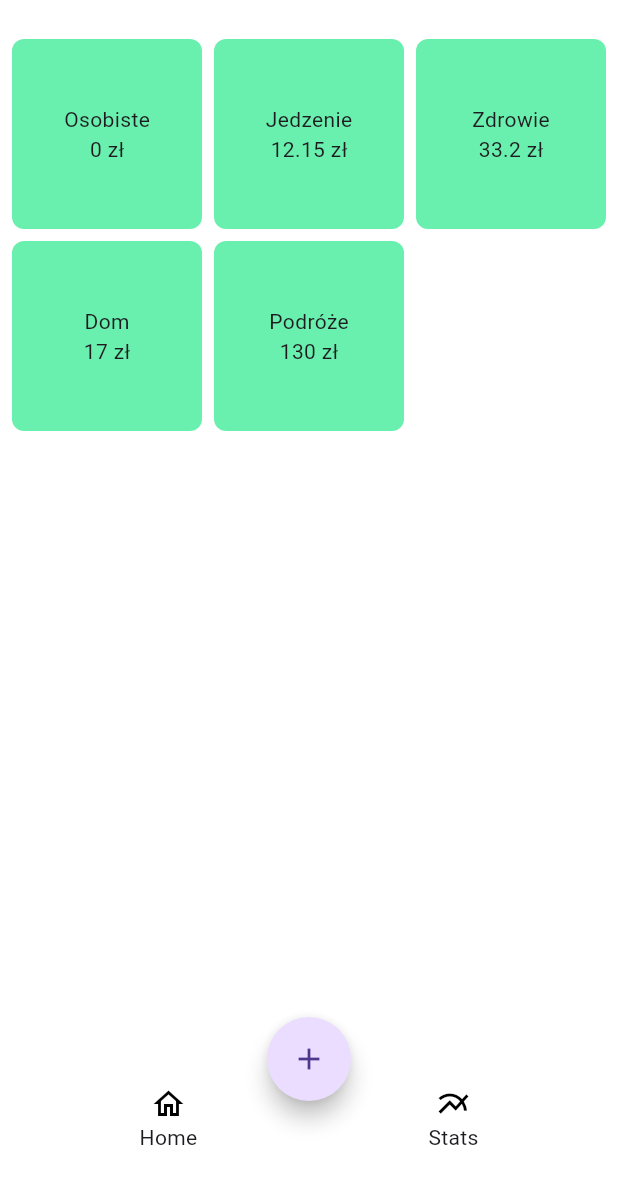
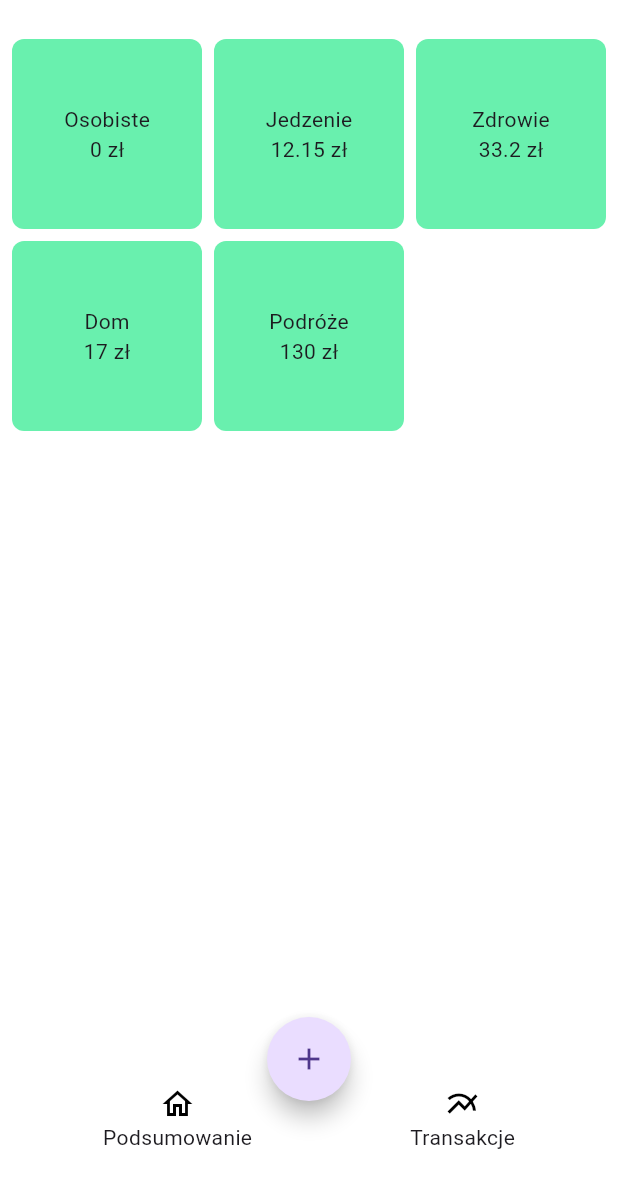
Before and after one commit to kawi15/budget, a Flutter app: the screen it shows after launch, on a phone screen of 412 x 824 dp, the part 57-1236 px from its top. Run offline on Flutter 3.47's test engine with Material 3 defaults, Android fonts, the light colour scheme and no system bars; our stand-ins replace animated_toggle_switch, dropdown_button2, flutter_bloc, hydrated_bloc, month_picker_dialog.

Commit message:
language unification

```diff
--- a/lib/views/main_navigator.dart
+++ b/lib/views/main_navigator.dart
@@ -57,16 +57,10 @@ class _MainNavigatorState extends State<MainNavigator> {
         ],
       ),
       drawer: Drawer(
+        child: SafeArea(
           child: ListView(
             padding: EdgeInsets.zero,
             children: [
-            const DrawerHeader(
-              decoration: BoxDecoration(
-                color: Colors.greenAccent
-              ),
-              margin: EdgeInsets.zero,
-              child: Text('Drawer Header'),
-            ),
               ListTile(
                 title: const Text('Kategorie'),
                 onTap: () {
@@ -81,6 +75,7 @@ class _MainNavigatorState extends State<MainNavigator> {
               ),
               const ThemeSwitch()
             ]
+          ),
         ),
       ),
       body: SafeArea(
@@ -118,7 +113,7 @@ class _MainNavigatorState extends State<MainNavigator> {
                     mainAxisSize: MainAxisSize.min,
                     children:[
                       Icon(Icons.home_outlined, color: Theme.of(context).brightness == Brightness.light ? Colors.black : Colors.white),
-                      const Text("Home")
+                      const Text("Podsumowanie")
                     ]
                 )
             ),
@@ -135,7 +130,7 @@ class _MainNavigatorState extends State<MainNavigator> {
                     mainAxisSize: MainAxisSize.min,
                     children:[
                       Icon(Icons.multiline_chart, color: Theme.of(context).brightness == Brightness.light ? Colors.black : Colors.white),
-                      const Text("Stats")
+                      const Text("Transakcje")
                     ]
                 )
             ),
```
Lines whose indentation alone changed are shown as unchanged.
